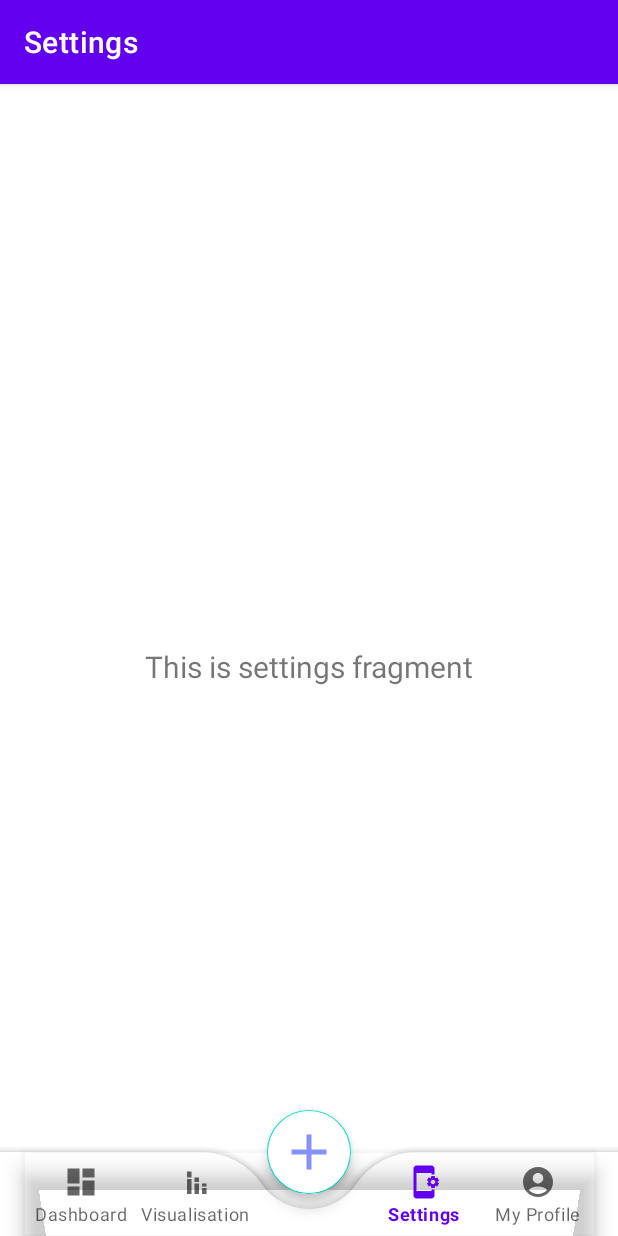
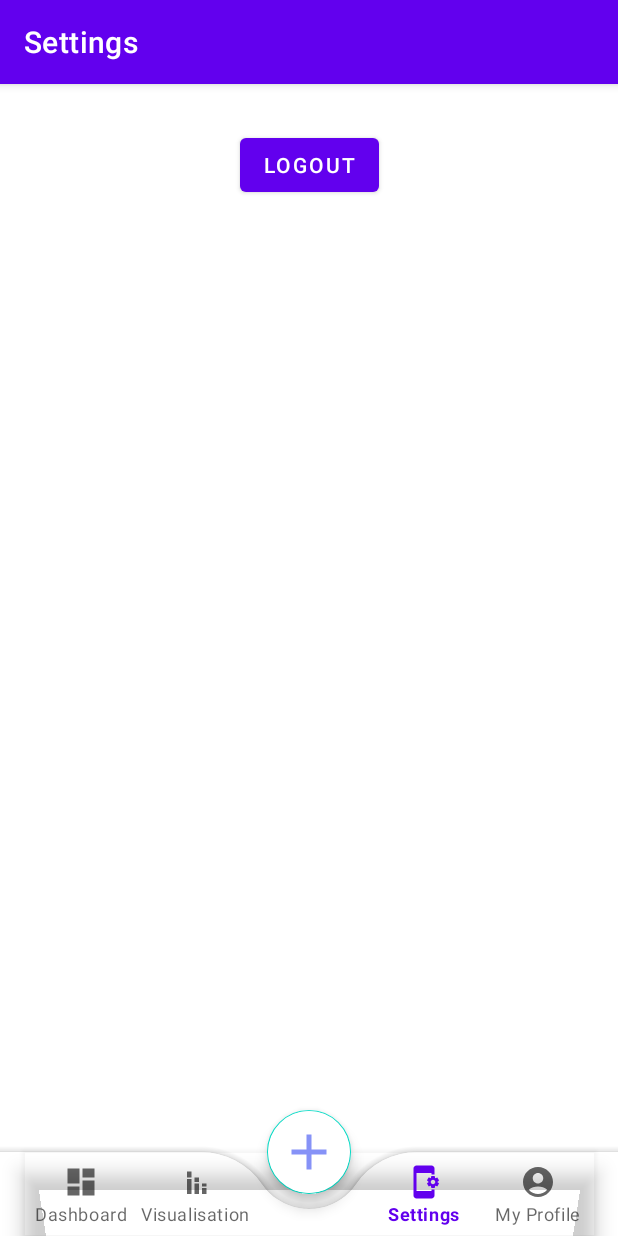
Before and after one commit to gayashanacd/CalorieMate, an Android app: the SettingsFragment screen opened through its navigation route, on a phone screen of 412 x 824 dp. Run offline under Robolectric (Android 15) with nearby library versions, the phone set to English and light mode, and no system bars; our stand-ins replace Room's generated code, navigation-ui; 7 statements that could not run were skipped.

Commit message:
latest changes

```diff
--- a/app/src/main/java/com/example/caloriemate/MainActivity.java
+++ b/app/src/main/java/com/example/caloriemate/MainActivity.java
@@ -26,8 +26,6 @@ public class MainActivity extends AppCompatActivity {
         setContentView(binding.getRoot());
 
         BottomNavigationView navView = findViewById(R.id.nav_view);
-        // Passing each menu ID as a set of Ids because each
-        // menu should be considered as top level destinations.
         AppBarConfiguration appBarConfiguration = new AppBarConfiguration.Builder(
                 R.id.navigation_dashboard, R.id.navigation_visualisation, R.id.navigation_settings, R.id.navigation_add, R.id.navigation_profile)
                 .build();
@@ -36,15 +34,12 @@ public class MainActivity extends AppCompatActivity {
         NavigationUI.setupWithNavController(binding.navView, navController);
 
         FloatingActionButton fab = findViewById(R.id.fabAddNewMeal);
-//        fab.setOnClickListener(new View.OnClickListener() {
-//            @Override
-//            public void onClick(View view) {
-//                getSupportFragmentManager().beginTransaction()
-//                        .replace(R.id.navigation_add, new AddFragment())
-//                        .addToBackStack(null)
-//                        .commit();
-//            }
-//        });
+        fab.setOnClickListener(new View.OnClickListener() {
+            @Override
+            public void onClick(View view) {
+                navView.setSelectedItemId(R.id.navigation_add);
+            }
+        });
 
     }
 
--- a/app/src/main/java/com/example/caloriemate/ui/settings/SettingsFragment.java
+++ b/app/src/main/java/com/example/caloriemate/ui/settings/SettingsFragment.java
@@ -1,5 +1,7 @@
 package com.example.caloriemate.ui.settings;
 
+import android.content.Intent;
+import android.content.SharedPreferences;
 import android.os.Bundle;
 import android.view.LayoutInflater;
 import android.view.View;
@@ -10,7 +12,10 @@ import androidx.annotation.NonNull;
 import androidx.fragment.app.Fragment;
 import androidx.lifecycle.ViewModelProvider;
 
+import com.example.caloriemate.StartViewActivity;
 import com.example.caloriemate.databinding.FragmentSettingsBinding;
+import com.example.caloriemate.ui.program.ProgramActivityStep1;
+import com.example.caloriemate.ui.program.ProgramActivityStep2;
 
 public class SettingsFragment extends Fragment {
 
@@ -24,8 +29,19 @@ public class SettingsFragment extends Fragment {
         binding = FragmentSettingsBinding.inflate(inflater, container, false);
         View root = binding.getRoot();
 
-        final TextView textView = binding.textNotifications;
-        notificationsViewModel.getText().observe(getViewLifecycleOwner(), textView::setText);
+        binding.buttonLogout.setOnClickListener(new View.OnClickListener() {
+            @Override
+            public void onClick(View v) {
+                SharedPreferences settings =  requireActivity().getSharedPreferences("PREFS_CM", 0);
+                SharedPreferences.Editor editor = settings.edit();
+                editor.putBoolean("IS_LOGGED", false);
+                editor.putString("USERID", "");
+                editor.putString("USERNAME", "");
+                editor.putString("PASSWORD", "");
+                startActivity(new Intent(requireActivity(), StartViewActivity.class));
+            }
+        });
+
         return root;
     }
 
--- a/app/src/main/res/layout/fragment_settings.xml
+++ b/app/src/main/res/layout/fragment_settings.xml
@@ -6,16 +6,12 @@
     android:layout_height="match_parent"
     tools:context=".ui.settings.SettingsFragment">
 
-    <TextView
-        android:id="@+id/text_notifications"
-        android:layout_width="match_parent"
+    <Button
+        android:id="@+id/buttonLogout"
+        android:layout_width="wrap_content"
         android:layout_height="wrap_content"
-        android:layout_marginStart="8dp"
-        android:layout_marginTop="8dp"
-        android:layout_marginEnd="8dp"
-        android:textAlignment="center"
-        android:textSize="20sp"
-        app:layout_constraintBottom_toBottomOf="parent"
+        android:layout_marginTop="30dp"
+        android:text="@string/buttonLableLogout"
         app:layout_constraintEnd_toEndOf="parent"
         app:layout_constraintStart_toStartOf="parent"
         app:layout_constraintTop_toTopOf="parent" />
--- a/app/src/main/res/values/strings.xml
+++ b/app/src/main/res/values/strings.xml
@@ -69,6 +69,7 @@
     <string name="value_program_step2_daily_calorie">____</string>
     <string name="label_add_meal_meal_type">Meal</string>
     <string name="btn_label_add_meal">Add</string>
+    <string name="buttonLableLogout">Logout</string>
 
     <string-array name="meal_type_items">
         <item>Breakfast</item>
```
Also changed, not shown: app/src/main/java/com/example/caloriemate/ui/dashboard/DashboardFragment.java (+21 -1 lines).
